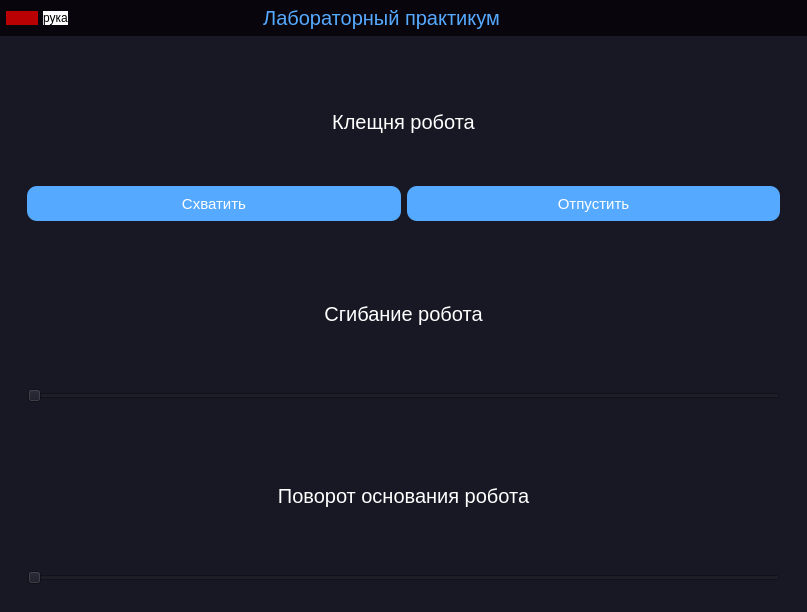
Qt form src/interface.ui (KirillGalacti/raspberry) before a commit.
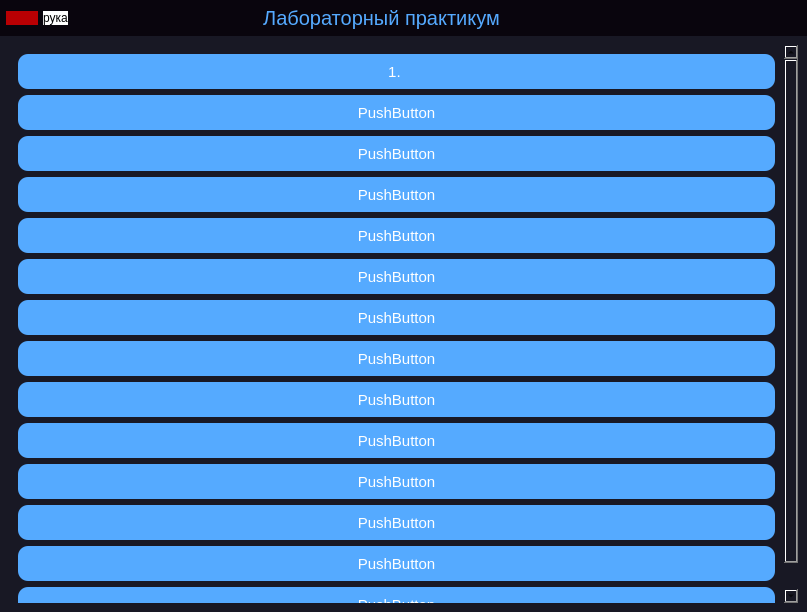
The same form after that commit. The open tabs and pages were chosen to show the change. Icons and pictures are not drawn.

Patch:
```diff
--- a/src/interface.ui
+++ b/src/interface.ui
@@ -483,7 +483,7 @@
                      <item>
                       <widget class="QPushButton" name="pushButton_4">
                        <property name="text">
-                        <string>PushButton</string>
+                        <string>1. </string>
                        </property>
                       </widget>
                      </item>
@@ -584,130 +584,6 @@
                  </item>
                 </layout>
                </widget>
-               <widget class="QWidget" name="page_robot_hand">
-                <property name="styleSheet">
-                 <string notr="true">QPushButton{
-	color: white;
-	background:rgb(85, 170, 255);
-	height: 35px;
- 	border-radius:10px;
-	font-size:15px;
-}
-
-QLabel{
-	font-size: 20px;
-	color: white;
-}</string>
-                </property>
-                <layout class="QVBoxLayout" name="verticalLayout_5">
-                 <item>
-                  <widget class="QFrame" name="frame_4">
-                   <property name="frameShape">
-                    <enum>QFrame::StyledPanel</enum>
-                   </property>
-                   <property name="frameShadow">
-                    <enum>QFrame::Raised</enum>
-                   </property>
-                   <layout class="QVBoxLayout" name="verticalLayout_6">
-                    <item>
-                     <widget class="QFrame" name="frame_5">
-                      <property name="frameShape">
-                       <enum>QFrame::StyledPanel</enum>
-                      </property>
-                      <property name="frameShadow">
-                       <enum>QFrame::Raised</enum>
-                      </property>
-                      <layout class="QGridLayout" name="gridLayout_3">
-                       <item row="1" column="0">
-                        <widget class="QPushButton" name="pushButton_29">
-                         <property name="text">
-                          <string>Схватить</string>
-                         </property>
-                        </widget>
-                       </item>
-                       <item row="1" column="1">
-                        <widget class="QPushButton" name="pushButton_30">
-                         <property name="text">
-                          <string>Отпустить</string>
-                         </property>
-                        </widget>
-                       </item>
-                       <item row="0" column="0" colspan="2">
-                        <widget class="QLabel" name="label">
-                         <property name="text">
-                          <string>Клещня робота</string>
-                         </property>
-                         <property name="alignment">
-                          <set>Qt::AlignCenter</set>
-                         </property>
-                        </widget>
-                       </item>
-                      </layout>
-                     </widget>
-                    </item>
-                    <item>
-                     <widget class="QFrame" name="frame_6">
-                      <property name="frameShape">
-                       <enum>QFrame::StyledPanel</enum>
-                      </property>
-                      <property name="frameShadow">
-                       <enum>QFrame::Raised</enum>
-                      </property>
-                      <layout class="QVBoxLayout" name="verticalLayout_7">
-                       <item>
-                        <widget class="QLabel" name="label_4">
-                         <property name="text">
-                          <string>Сгибание робота</string>
-                         </property>
-                         <property name="alignment">
-                          <set>Qt::AlignCenter</set>
-                         </property>
-                        </widget>
-                       </item>
-                       <item>
-                        <widget class="QSlider" name="horizontalSlider">
-                         <property name="orientation">
-                          <enum>Qt::Horizontal</enum>
-                         </property>
-                        </widget>
-                       </item>
-                      </layout>
-                     </widget>
-                    </item>
-                    <item>
-                     <widget class="QFrame" name="frame_7">
-                      <property name="frameShape">
-                       <enum>QFrame::StyledPanel</enum>
-                      </property>
-                      <property name="frameShadow">
-                       <enum>QFrame::Raised</enum>
-                      </property>
-                      <layout class="QVBoxLayout" name="verticalLayout_8">
-                       <item>
-                        <widget class="QLabel" name="label_5">
-                         <property name="text">
-                          <string>Поворот основания робота</string>
-                         </property>
-                         <property name="alignment">
-                          <set>Qt::AlignCenter</set>
-                         </property>
-                        </widget>
-                       </item>
-                       <item>
-                        <widget class="QSlider" name="turn">
-                         <property name="orientation">
-                          <enum>Qt::Horizontal</enum>
-                         </property>
-                        </widget>
-                       </item>
-                      </layout>
-                     </widget>
-                    </item>
-                   </layout>
-                  </widget>
-                 </item>
-                </layout>
-               </widget>
                <widget class="QWidget" name="page_1">
                 <property name="styleSheet">
                  <string notr="true">QPushButton{
```
Left out of the diff: 4 changed lines with no effect on the pictures.
